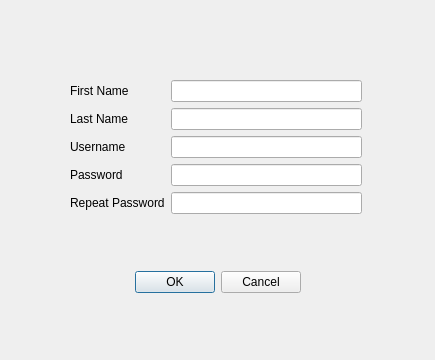
First picture: the form in RecordManager/register.ui, repository jonny21099/StudentRecordManager, before the edit.
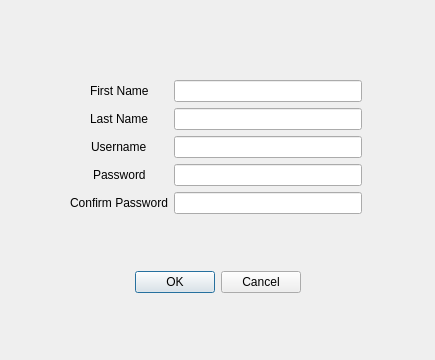
Second picture: the form after the edit.

Commit message: change password and logout feature complete

Patch:
```diff
--- a/RecordManager/register.ui
+++ b/RecordManager/register.ui
@@ -53,6 +53,9 @@
     <property name="fieldGrowthPolicy">
      <enum>QFormLayout::ExpandingFieldsGrow</enum>
     </property>
+    <property name="labelAlignment">
+     <set>Qt::AlignCenter</set>
+    </property>
     <item row="0" column="0">
      <widget class="QLabel" name="label">
       <property name="text">
@@ -109,7 +112,7 @@
     <item row="4" column="0">
      <widget class="QLabel" name="label_5">
       <property name="text">
-       <string>Repeat Password</string>
+       <string>Confirm Password</string>
       </property>
      </widget>
     </item>
```
Left out of the diff: 2 changed lines with no effect on the pictures. The commit also changes 10 other files.
